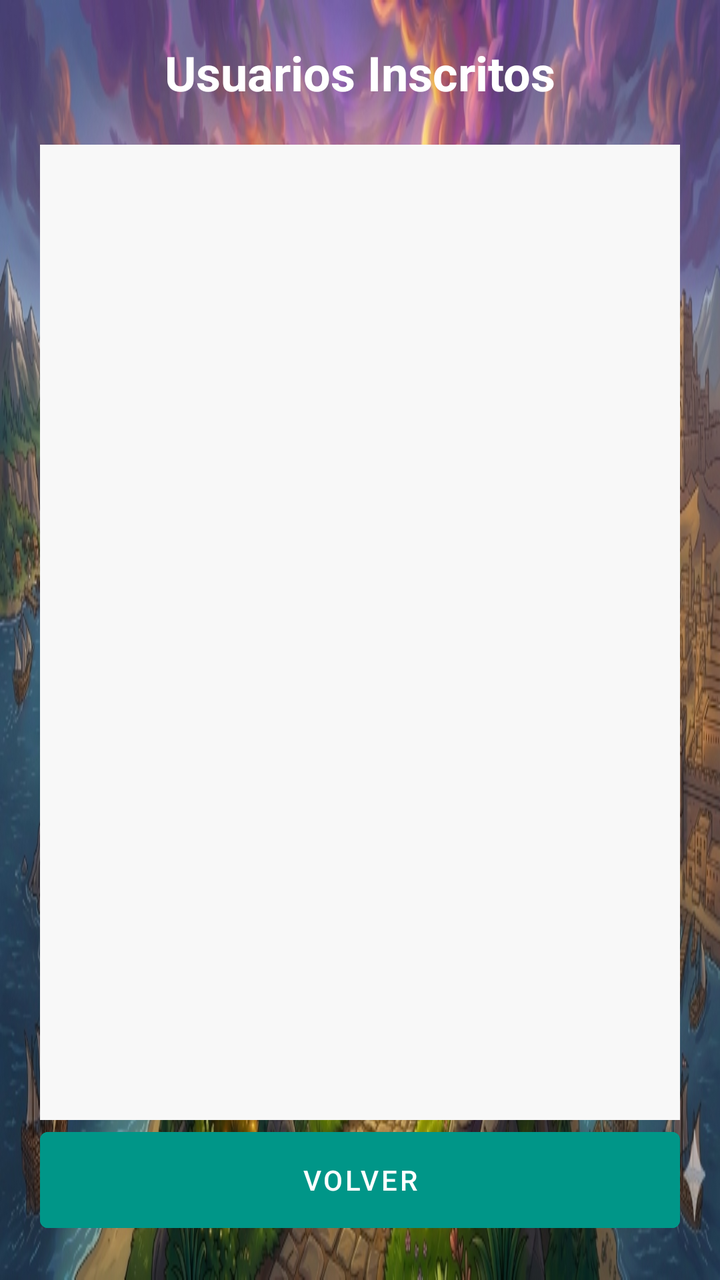
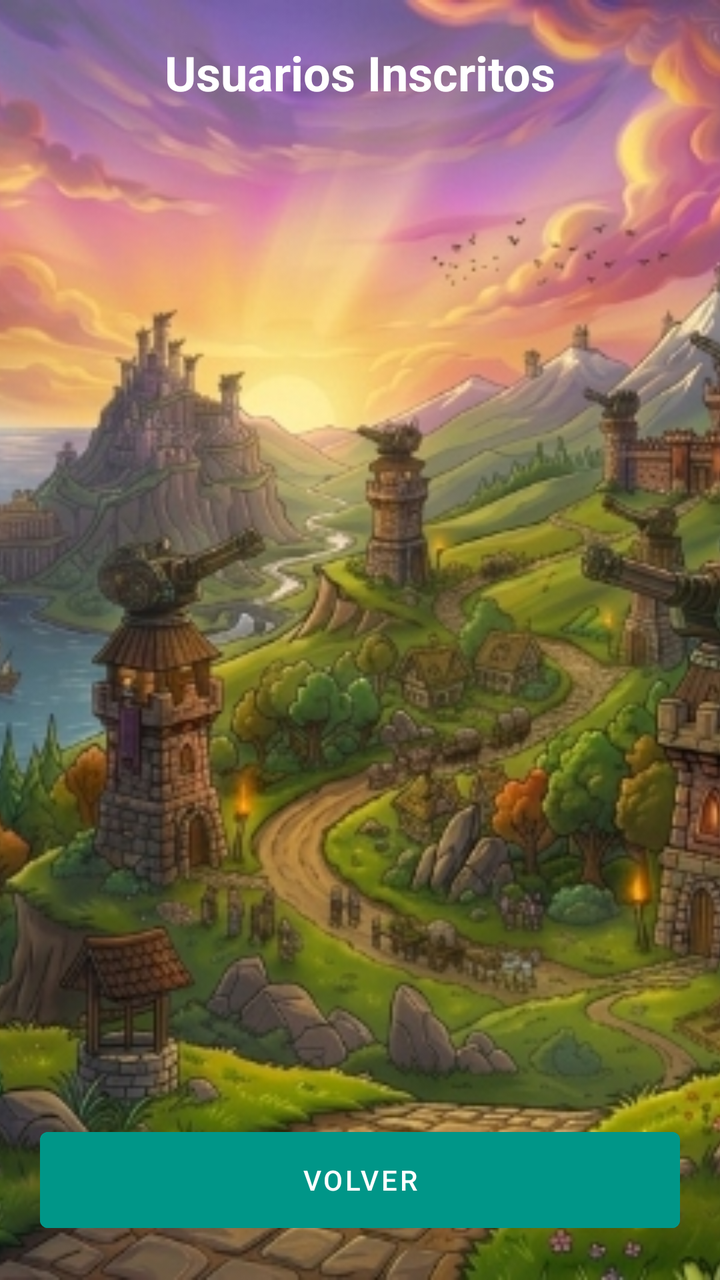

Compare the two renders of this Android layout. The source of the first and the diff that turns it into the second are given below.
<!-- AndroidManifest.xml: application theme Theme.dsa_android -->
<!-- res/layout/activity_event_users.xml -->
<?xml version="1.0" encoding="utf-8"?>
<LinearLayout xmlns:android="http://schemas.android.com/apk/res/android"
    android:layout_width="match_parent"
    android:layout_height="match_parent"
    android:orientation="vertical"
    android:padding="20dp"
    android:background="@drawable/tower_bg"
    android:fitsSystemWindows="true">

    <TextView
        android:layout_width="match_parent"
        android:layout_height="wrap_content"
        android:text="Usuarios Inscritos"
        android:textColor="@android:color/white"
        android:textSize="24sp"
        android:textStyle="bold"
        android:gravity="center"
        android:layout_marginBottom="20dp"/>

    <ScrollView
        android:layout_width="match_parent"
        android:layout_height="0dp"
        android:layout_weight="1"
        android:background="#F8F8F8">

        <LinearLayout
            android:id="@+id/contenedorUsuarios"
            android:layout_width="match_parent"
            android:layout_height="wrap_content"
            android:orientation="vertical"
            android:padding="10dp"/>

    </ScrollView>

    <Button
        android:id="@+id/btnVolver"
        android:layout_width="match_parent"
        android:layout_height="60dp"
        android:text="Volver"
        android:backgroundTint="#009688"/>
</LinearLayout>
<!-- resources referenced by this layout -->
<resources>
  <!-- drawable tower_bg: jpg bitmap (drawable, 290700 bytes) -->
  <style name="Theme.dsa_android" parent="Theme.MaterialComponents.DayNight.NoActionBar">
          
          <item name="colorPrimary">#22C55E</item>
          <item name="colorPrimaryVariant">#16A34A</item>
          <item name="colorOnPrimary">#FFFFFF</item>
          
          <item name="colorSecondary">#FBBF24</item>
          <item name="colorSecondaryVariant">#F59E0B</item>
          <item name="colorOnSecondary">#0F172A</item>
          
          <item name="android:windowBackground">@drawable/tower_bg</item>
          <item name="android:statusBarColor">#0F172A</item>
          <item name="android:navigationBarColor">#0F172A</item>
      </style>
</resources>

<!-- the commit's change to res/layout/activity_event_users.xml (unified diff, before → after) -->
@@ -1,41 +1,14 @@
 <?xml version="1.0" encoding="utf-8"?>
-<LinearLayout xmlns:android="http://schemas.android.com/apk/res/android"
+<FrameLayout xmlns:android="http://schemas.android.com/apk/res/android"
     android:layout_width="match_parent"
-    android:layout_height="match_parent"
-    android:orientation="vertical"
-    android:padding="20dp"
-    android:background="@drawable/tower_bg"
-    android:fitsSystemWindows="true">
+    android:layout_height="match_parent">
 
-    <TextView
+    <ImageView
         android:layout_width="match_parent"
-        android:layout_height="wrap_content"
-        android:text="Usuarios Inscritos"
-        android:textColor="@android:color/white"
-        android:textSize="24sp"
-        android:textStyle="bold"
-        android:gravity="center"
-        android:layout_marginBottom="20dp"/>
+        android:layout_height="match_parent"
+        android:src="@drawable/tower_bg"
+        android:scaleType="centerCrop" />
 
-    <ScrollView
-        android:layout_width="match_parent"
-        android:layout_height="0dp"
-        android:layout_weight="1"
-        android:background="#F8F8F8">
-
-        <LinearLayout
-            android:id="@+id/contenedorUsuarios"
-            android:layout_width="match_parent"
-            android:layout_height="wrap_content"
-            android:orientation="vertical"
-            android:padding="10dp"/>
-
-    </ScrollView>
-
-    <Button
-        android:id="@+id/btnVolver"
-        android:layout_width="match_parent"
-        android:layout_height="60dp"
-        android:text="Volver"
-        android:backgroundTint="#009688"/>
+    <LinearLayout android:layout_width="match_parent" android:layout_height="match_parent" android:orientation="vertical" android:padding="20dp" android:fitsSystemWindows="true"> <TextView android:layout_width="match_parent" android:layout_height="wrap_content" android:text="Usuarios Inscritos" android:textColor="@android:color/white" android:textSize="24sp" android:textStyle="bold" android:gravity="center" android:layout_marginBottom="20dp"/> <ScrollView android:layout_width="match_parent" android:layout_height="0dp" android:layout_weight="1" android:background="@android:color/transparent"> <LinearLayout android:id="@+id/contenedorUsuarios" android:layout_width="match_parent" android:layout_height="wrap_content" android:orientation="vertical" android:padding="10dp"/> </ScrollView> <Button android:id="@+id/btnVolver" android:layout_width="match_parent" android:layout_height="60dp" android:text="Volver" android:backgroundTint="#009688"/>
 </LinearLayout>
+</FrameLayout>
